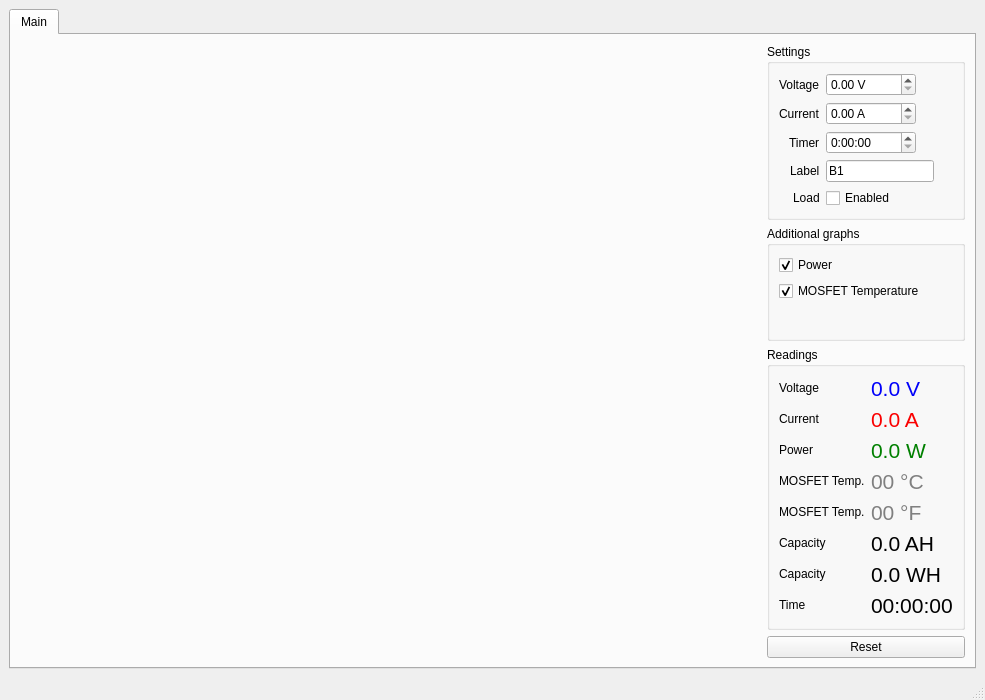
nikolai2111/Electronic_load_DL24, file gui/main.ui: the form before one commit.
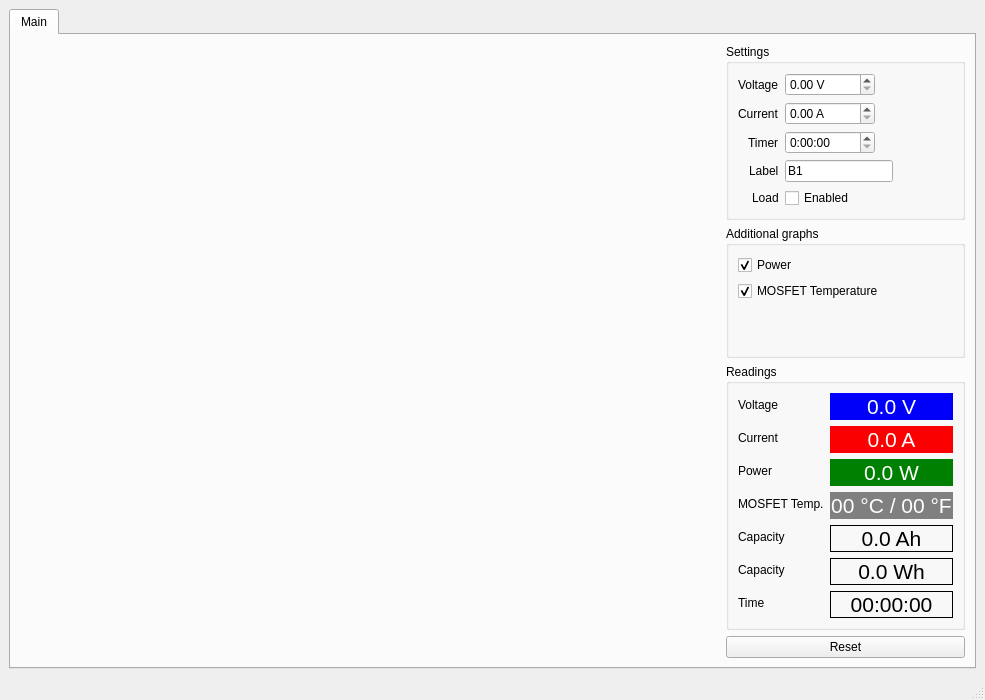
The form after the commit.

Commit message: background colors for readings (for dark mode)

```diff
--- a/gui/main.ui
+++ b/gui/main.ui
@@ -295,9 +295,9 @@
                   <colorrole role="WindowText">
                    <brush brushstyle="SolidPattern">
                     <color alpha="255">
-                     <red>0</red>
-                     <green>0</green>
-                     <blue>250</blue>
+                     <red>255</red>
+                     <green>255</green>
+                     <blue>255</blue>
                     </color>
                    </brush>
                   </colorrole>
@@ -306,9 +306,9 @@
                   <colorrole role="WindowText">
                    <brush brushstyle="SolidPattern">
                     <color alpha="255">
-                     <red>0</red>
-                     <green>0</green>
-                     <blue>250</blue>
+                     <red>255</red>
+                     <green>255</green>
+                     <blue>255</blue>
                     </color>
                    </brush>
                   </colorrole>
@@ -331,9 +331,15 @@
                  <pointsize>16</pointsize>
                 </font>
                </property>
+               <property name="styleSheet">
+                <string notr="true">border-radius:0.4em;border:1px solid #0000fa; background:#0000fa;</string>
+               </property>
                <property name="text">
                 <string>0.0 V</string>
                </property>
+               <property name="alignment">
+                <set>Qt::AlignCenter</set>
+               </property>
               </widget>
              </item>
 
@@ -352,9 +358,9 @@
                   <colorrole role="WindowText">
                    <brush brushstyle="SolidPattern">
                     <color alpha="255">
-                     <red>250</red>
-                     <green>0</green>
-                     <blue>0</blue>
+                     <red>255</red>
+                     <green>255</green>
+                     <blue>255</blue>
                     </color>
                    </brush>
                   </colorrole>
@@ -363,9 +369,9 @@
                   <colorrole role="WindowText">
                    <brush brushstyle="SolidPattern">
                     <color alpha="255">
-                     <red>250</red>
-                     <green>0</green>
-                     <blue>0</blue>
+                     <red>255</red>
+                     <green>255</green>
+                     <blue>255</blue>
                     </color>
                    </brush>
                   </colorrole>
@@ -374,9 +380,9 @@
                   <colorrole role="WindowText">
                    <brush brushstyle="SolidPattern">
                     <color alpha="255">
-                     <red>160</red>
-                     <green>162</green>
-                     <blue>162</blue>
+                     <red>255</red>
+                     <green>255</green>
+                     <blue>255</blue>
                     </color>
                    </brush>
                   </colorrole>
@@ -388,9 +394,15 @@
                  <pointsize>16</pointsize>
                 </font>
                </property>
+               <property name="styleSheet">
+                <string notr="true">border-radius:0.4em;border:1px solid #fa0000; background:#fa0000;</string>
+               </property>
                <property name="text">
                 <string>0.0 A</string>
                </property>
+               <property name="alignment">
+                <set>Qt::AlignCenter</set>
+               </property>
               </widget>
              </item>
 
@@ -402,9 +414,9 @@
                   <colorrole role="WindowText">
                    <brush brushstyle="SolidPattern">
                     <color alpha="255">
-                     <red>0</red>
-                     <green>128</green>
-                     <blue>0</blue>
+                     <red>255</red>
+                     <green>255</green>
+                     <blue>255</blue>
                     </color>
                    </brush>
                   </colorrole>
@@ -413,9 +425,9 @@
                   <colorrole role="WindowText">
                    <brush brushstyle="SolidPattern">
                     <color alpha="255">
-                     <red>0</red>
-                     <green>128</green>
-                     <blue>0</blue>
+                     <red>255</red>
+                     <green>255</green>
+                     <blue>255</blue>
                     </color>
                    </brush>
                   </colorrole>
@@ -424,22 +436,29 @@
                   <colorrole role="WindowText">
                    <brush brushstyle="SolidPattern">
                     <color alpha="255">
-                     <red>160</red>
-                     <green>162</green>
-                     <blue>162</blue>
+                     <red>255</red>
+                     <green>255</green>
+                     <blue>255</blue>
                     </color>
                    </brush>
                   </colorrole>
                  </disabled>
                 </palette>
-               </property>               <property name="font">
+               </property>
+               <property name="font">
                 <font>
                  <pointsize>16</pointsize>
                 </font>
                </property>
+               <property name="styleSheet">
+                <string notr="true">border-radius:0.4em;border:1px solid #008000; background:#008000;</string>
+               </property>
                <property name="text">
                 <string>0.0 W</string>
                </property>
+               <property name="alignment">
+                <set>Qt::AlignCenter</set>
+               </property>
               </widget>
              </item>
              <item row="2" column="0">
@@ -458,9 +477,9 @@
                   <colorrole role="WindowText">
                    <brush brushstyle="SolidPattern">
                     <color alpha="255">
-                     <red>128</red>
-                     <green>128</green>
-                     <blue>128</blue>
+                     <red>255</red>
+                     <green>255</green>
+                     <blue>255</blue>
                     </color>
                    </brush>
                   </colorrole>
@@ -469,9 +488,9 @@
                   <colorrole role="WindowText">
                    <brush brushstyle="SolidPattern">
                     <color alpha="255">
-                     <red>128</red>
-                     <green>128</green>
-                     <blue>128</blue>
+                     <red>255</red>
+                     <green>255</green>
+                     <blue>255</blue>
                     </color>
                    </brush>
                   </colorrole>
@@ -480,9 +499,9 @@
                   <colorrole role="WindowText">
                    <brush brushstyle="SolidPattern">
                     <color alpha="255">
-                     <red>100</red>
-                     <green>100</green>
-                     <blue>100</blue>
+                     <red>255</red>
+                     <green>255</green>
+                     <blue>255</blue>
                     </color>
                    </brush>
                   </colorrole>
@@ -494,8 +513,14 @@
                  <pointsize>16</pointsize>
                 </font>
                </property>
+               <property name="styleSheet">
+                <string notr="true">border-radius:0.4em;border:1px solid #808080; background:#808080;</string>
+               </property>
                <property name="text">
-                <string>00 °C</string>
+                <string>00 °C / 00 °F</string>
+               </property>
+               <property name="alignment">
+                <set>Qt::AlignCenter</set>
                </property>
               </widget>
              </item>
@@ -507,65 +532,6 @@
               </widget>
              </item>
              
-             <item row="4" column="1">
-              <widget class="QLabel" name="readTempF">
-               <property name="palette">
-                <palette>
-                 <active>
-                  <colorrole role="WindowText">
-                   <brush brushstyle="SolidPattern">
-                    <color alpha="255">
-                     <red>128</red>
-                     <green>128</green>
-                     <blue>128</blue>
-                    </color>
-                   </brush>
-                  </colorrole>
-                 </active>
-                 <inactive>
-                  <colorrole role="WindowText">
-                   <brush brushstyle="SolidPattern">
-                    <color alpha="255">
-                     <red>128</red>
-                     <green>128</green>
-                     <blue>128</blue>
-                    </color>
-                   </brush>
-                  </colorrole>
-                 </inactive>
-                 <disabled>
-                  <colorrole role="WindowText">
-                   <brush brushstyle="SolidPattern">
-                    <color alpha="255">
-                     <red>100</red>
-                     <green>100</green>
-                     <blue>100</blue>
-                    </color>
-                   </brush>
-                  </colorrole>
-                 </disabled>
-                </palette>
-               </property>
-               <property name="font">
-                <font>
-                 <pointsize>16</pointsize>
-                </font>
-               </property>
-               <property name="text">
-                <string>00 °F</string>
-               </property>
-              </widget>
-             </item>
-             <item row="4" column="0">
-              <widget class="QLabel" name="label_12">
-               <property name="text">
-                <string>MOSFET Temp.</string>
-               </property>
-              </widget>
-             </item>
-             
-
-
              <item row="5" column="1">
               <widget class="QLabel" name="readCapAH">
                <property name="font">
@@ -573,8 +539,14 @@
                  <pointsize>16</pointsize>
                 </font>
                </property>
+               <property name="styleSheet">
+                <string notr="true">border-radius:0.4em;border:1px solid;</string>
+               </property>
                <property name="text">
-                <string>0.0 AH</string>
+                <string>0.0 Ah</string>
+               </property>
+               <property name="alignment">
+                <set>Qt::AlignCenter</set>
                </property>
               </widget>
              </item>
@@ -600,8 +572,14 @@
                  <pointsize>16</pointsize>
                 </font>
                </property>
+               <property name="styleSheet">
+                <string notr="true">border-radius:0.4em;border:1px solid;</string>
+               </property>
                <property name="text">
-                <string>0.0 WH</string>
+                <string>0.0 Wh</string>
+               </property>
+               <property name="alignment">
+                <set>Qt::AlignCenter</set>
                </property>
               </widget>
              </item>
@@ -613,9 +591,15 @@
                  <pointsize>16</pointsize>
                 </font>
                </property>
+               <property name="styleSheet">
+                <string notr="true">border-radius:0.4em;border:1px solid;</string>
+               </property>
                <property name="text">
                 <string>00:00:00</string>
                </property>
+               <property name="alignment">
+                <set>Qt::AlignCenter</set>
+               </property>
               </widget>
              </item>
              <item row="7" column="0">
```
Left out of the diff: 3 changed lines with no effect on the pictures. The commit also changes 1 other file.
